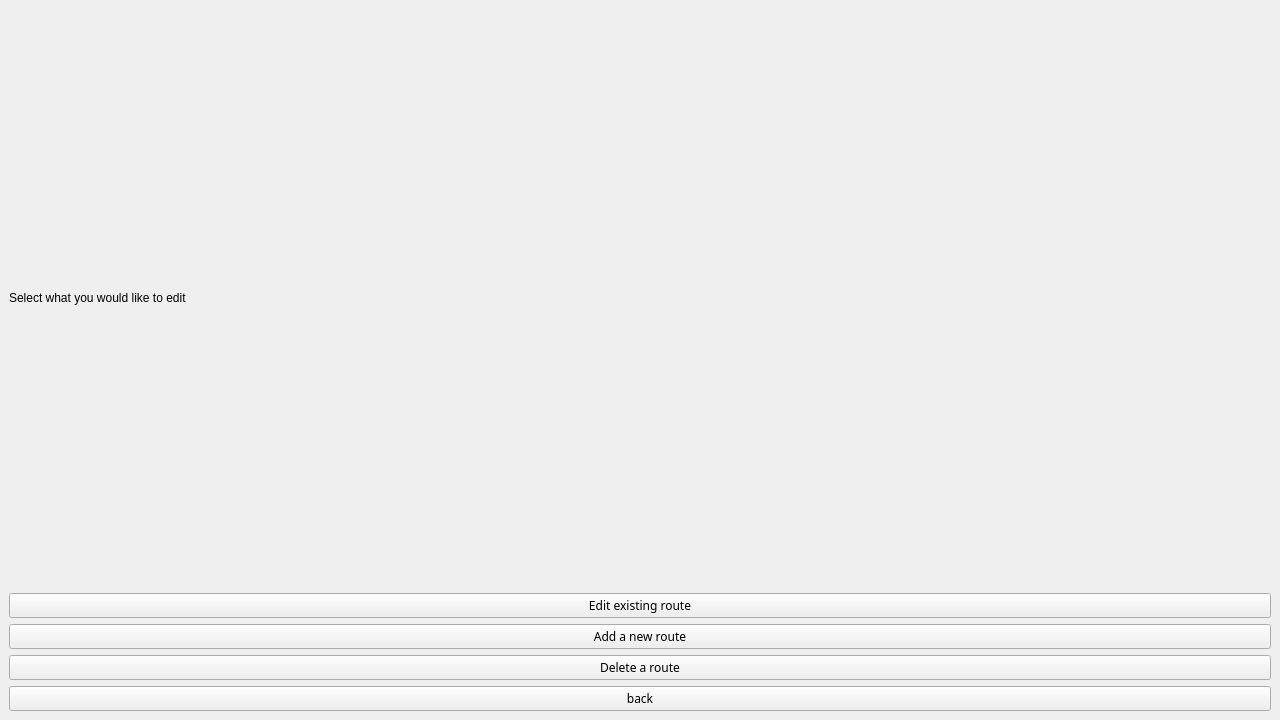
First picture: the form in editorialOptions.ui, repository mariamelkondakly/GuideMe, before the edit.
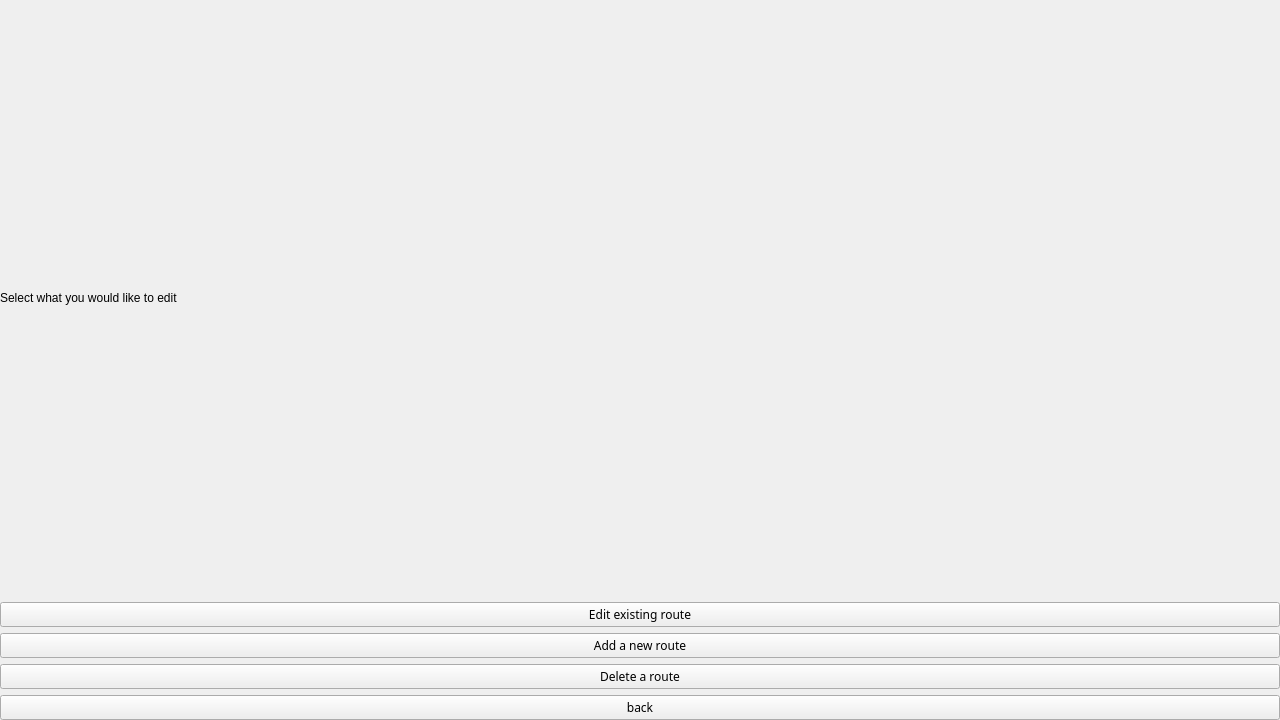
Second picture: the form after the edit.

```diff
--- a/editorialOptions.ui
+++ b/editorialOptions.ui
@@ -18,8 +18,8 @@
   </property>
   <property name="maximumSize">
    <size>
-    <width>1280</width>
-    <height>828</height>
+    <width>78833</width>
+    <height>732992</height>
    </size>
   </property>
   <property name="font">
@@ -62,14 +62,29 @@
      </property>
      <property name="maximumSize">
       <size>
-       <width>1280</width>
-       <height>800</height>
+       <width>304942</width>
+       <height>12829</height>
       </size>
      </property>
      <property name="autoFillBackground">
       <bool>true</bool>
      </property>
      <layout class="QGridLayout" name="gridLayout_2">
+      <property name="sizeConstraint">
+       <enum>QLayout::SetNoConstraint</enum>
+      </property>
+      <property name="leftMargin">
+       <number>0</number>
+      </property>
+      <property name="topMargin">
+       <number>0</number>
+      </property>
+      <property name="rightMargin">
+       <number>0</number>
+      </property>
+      <property name="bottomMargin">
+       <number>0</number>
+      </property>
       <item row="0" column="0">
        <widget class="QLabel" name="label">
         <property name="font">
```
